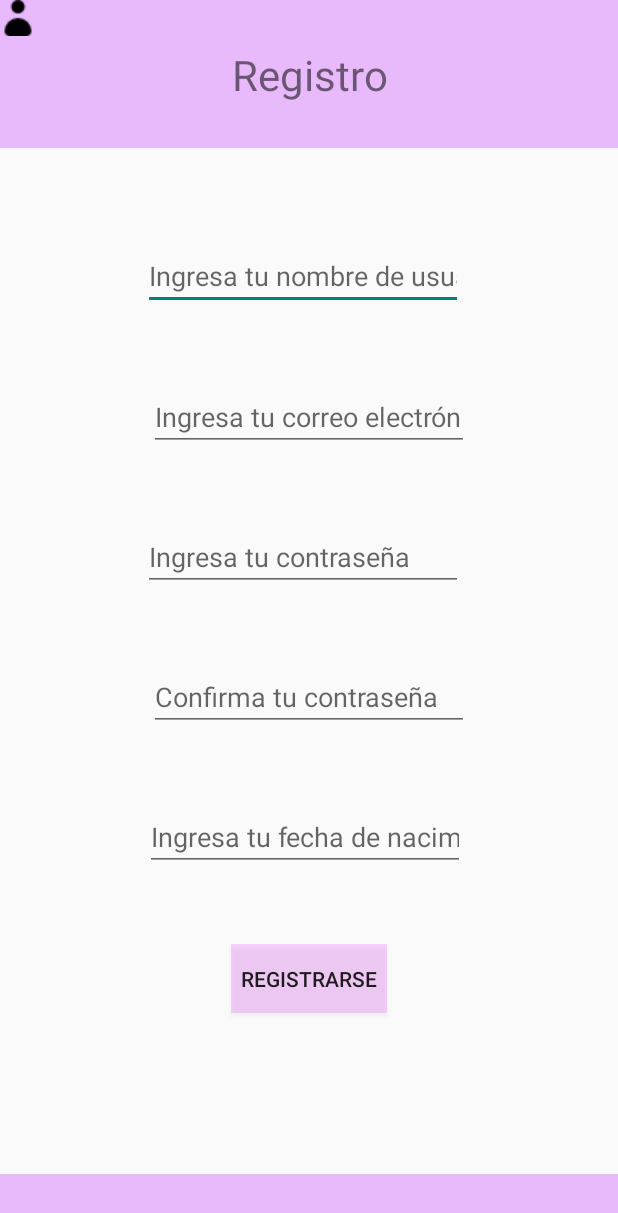
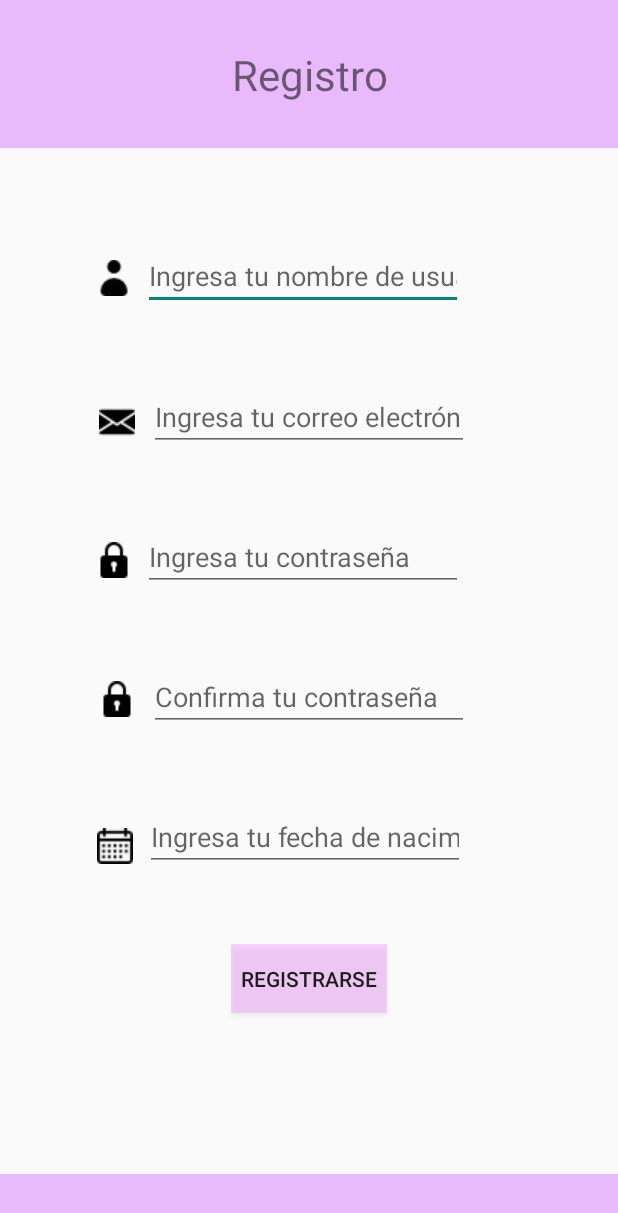
Before and after one commit to fedoTR/DismovProject, an Android app: the Register screen opened directly, with no data from a screen before it, on a phone screen of 412 x 824 dp. Shown: the top 1213 px of the screen. Run offline under Robolectric (Android 15) with nearby library versions, the phone set to English and light mode, and no system bars.

Commit message:
This is the register screen

```diff
--- a/app/src/main/res/layout/activity_register.xml
+++ b/app/src/main/res/layout/activity_register.xml
@@ -25,8 +25,8 @@
             android:layout_width="115dp"
             android:layout_height="38dp"
             android:autoSizeTextType="uniform"
+            android:gravity="center_horizontal"
             android:text="@string/RegisterTitle"
-            android:gravity="center_horizontal"
             app:layout_constraintBottom_toBottomOf="parent"
             app:layout_constraintEnd_toEndOf="parent"
             app:layout_constraintStart_toStartOf="parent"
@@ -61,13 +61,13 @@
         android:layout_marginBottom="22dp"
         android:ems="10"
         android:hint="@string/UsernameRegister"
+        android:importantForAutofill="no"
         android:inputType="textPersonName"
         app:layout_constraintBottom_toTopOf="@+id/emailRegister"
         app:layout_constraintEnd_toEndOf="parent"
         app:layout_constraintHorizontal_bias="1.0"
         app:layout_constraintStart_toStartOf="parent"
-        app:layout_constraintTop_toBottomOf="@+id/constraintLayout"
-        android:importantForAutofill="no" />
+        app:layout_constraintTop_toBottomOf="@+id/constraintLayout" />
 
     <EditText
         android:id="@+id/emailRegister"
@@ -81,13 +81,13 @@
         android:layout_marginBottom="22dp"
         android:ems="10"
         android:hint="@string/EmailRegister"
+        android:importantForAutofill="no"
         android:inputType="textEmailAddress"
         app:layout_constraintBottom_toTopOf="@+id/passwordRegister"
         app:layout_constraintEnd_toEndOf="parent"
         app:layout_constraintHorizontal_bias="0.0"
         app:layout_constraintStart_toStartOf="parent"
-        app:layout_constraintTop_toBottomOf="@+id/usernameRegister"
-        android:importantForAutofill="no" />
+        app:layout_constraintTop_toBottomOf="@+id/usernameRegister" />
 
     <EditText
         android:id="@+id/passwordRegister"
@@ -101,13 +101,13 @@
         android:layout_marginBottom="22dp"
         android:ems="10"
         android:hint="@string/PasswordRegister"
+        android:importantForAutofill="no"
         android:inputType="textPassword"
         app:layout_constraintBottom_toTopOf="@+id/confirmPasswordRegister"
         app:layout_constraintEnd_toEndOf="parent"
         app:layout_constraintHorizontal_bias="1.0"
         app:layout_constraintStart_toStartOf="parent"
-        app:layout_constraintTop_toBottomOf="@+id/emailRegister"
-        android:importantForAutofill="no" />
+        app:layout_constraintTop_toBottomOf="@+id/emailRegister" />
 
     <EditText
         android:id="@+id/confirmPasswordRegister"
@@ -121,13 +121,13 @@
         android:layout_marginBottom="22dp"
         android:ems="10"
         android:hint="@string/PasswordConfirmRegister"
+        android:importantForAutofill="no"
         android:inputType="textPassword"
         app:layout_constraintBottom_toTopOf="@+id/editTextDate"
         app:layout_constraintEnd_toEndOf="parent"
         app:layout_constraintHorizontal_bias="0.0"
         app:layout_constraintStart_toStartOf="parent"
-        app:layout_constraintTop_toBottomOf="@+id/passwordRegister"
-        android:importantForAutofill="no" />
+        app:layout_constraintTop_toBottomOf="@+id/passwordRegister" />
 
     <EditText
         android:id="@+id/editTextDate"
@@ -140,13 +140,13 @@
         android:layout_marginRight="103dp"
         android:layout_marginBottom="191dp"
         android:ems="10"
+        android:hint="@string/HintDate"
+        android:importantForAutofill="no"
         android:inputType="date"
-        android:hint="@string/HintDate"
         app:layout_constraintBottom_toTopOf="@+id/constraintLayout2"
         app:layout_constraintEnd_toEndOf="parent"
         app:layout_constraintStart_toStartOf="parent"
-        app:layout_constraintTop_toBottomOf="@+id/confirmPasswordRegister"
-        android:importantForAutofill="no" />
+        app:layout_constraintTop_toBottomOf="@+id/confirmPasswordRegister" />
 
     <Button
         android:id="@+id/buttonRegister"
@@ -165,8 +165,77 @@
         android:id="@+id/imageView2"
         android:layout_width="wrap_content"
         android:layout_height="wrap_content"
-        app:srcCompat="@drawable/user"
-        tools:layout_editor_absoluteX="66dp"
-        tools:layout_editor_absoluteY="148dp" />
+        android:layout_marginStart="66dp"
+        android:layout_marginLeft="66dp"
+        android:layout_marginTop="62dp"
+        android:layout_marginEnd="9dp"
+        android:layout_marginRight="9dp"
+        android:layout_marginBottom="59dp"
+        app:layout_constraintBottom_toTopOf="@+id/imageView3"
+        app:layout_constraintEnd_toStartOf="@+id/usernameRegister"
+        app:layout_constraintStart_toStartOf="parent"
+        app:layout_constraintTop_toBottomOf="@+id/constraintLayout"
+        app:srcCompat="@drawable/user" />
+
+    <ImageView
+        android:id="@+id/imageView3"
+        android:layout_width="wrap_content"
+        android:layout_height="wrap_content"
+        android:layout_marginStart="66dp"
+        android:layout_marginLeft="66dp"
+        android:layout_marginEnd="9dp"
+        android:layout_marginRight="9dp"
+        android:layout_marginBottom="55dp"
+        app:layout_constraintBottom_toTopOf="@+id/imageView4"
+        app:layout_constraintEnd_toStartOf="@+id/emailRegister"
+        app:layout_constraintHorizontal_bias="0.0"
+        app:layout_constraintStart_toStartOf="parent"
+        app:layout_constraintTop_toBottomOf="@+id/imageView2"
+        app:srcCompat="@drawable/email" />
+
+    <ImageView
+        android:id="@+id/imageView4"
+        android:layout_width="wrap_content"
+        android:layout_height="wrap_content"
+        android:layout_marginStart="66dp"
+        android:layout_marginLeft="66dp"
+        android:layout_marginEnd="9dp"
+        android:layout_marginRight="9dp"
+        android:layout_marginBottom="56dp"
+        app:layout_constraintBottom_toTopOf="@+id/imageView5"
+        app:layout_constraintEnd_toStartOf="@+id/passwordRegister"
+        app:layout_constraintStart_toStartOf="parent"
+        app:layout_constraintTop_toBottomOf="@+id/imageView3"
+        app:srcCompat="@drawable/padlock" />
+
+    <ImageView
+        android:id="@+id/imageView5"
+        android:layout_width="wrap_content"
+        android:layout_height="wrap_content"
+        android:layout_marginStart="66dp"
+        android:layout_marginLeft="66dp"
+        android:layout_marginEnd="9dp"
+        android:layout_marginRight="9dp"
+        android:layout_marginBottom="61dp"
+        app:layout_constraintBottom_toTopOf="@+id/imageView6"
+        app:layout_constraintEnd_toStartOf="@+id/confirmPasswordRegister"
+        app:layout_constraintStart_toStartOf="parent"
+        app:layout_constraintTop_toBottomOf="@+id/imageView4"
+        app:srcCompat="@drawable/padlock" />
+
+    <ImageView
+        android:id="@+id/imageView6"
+        android:layout_width="wrap_content"
+        android:layout_height="wrap_content"
+        android:layout_marginStart="66dp"
+        android:layout_marginLeft="66dp"
+        android:layout_marginEnd="9dp"
+        android:layout_marginRight="9dp"
+        android:layout_marginBottom="194dp"
+        app:layout_constraintBottom_toTopOf="@+id/constraintLayout2"
+        app:layout_constraintEnd_toStartOf="@+id/editTextDate"
+        app:layout_constraintStart_toStartOf="parent"
+        app:layout_constraintTop_toBottomOf="@+id/imageView5"
+        app:srcCompat="@drawable/calendar" />
 
 </androidx.constraintlayout.widget.ConstraintLayout>
```
Also changed, not shown: app/src/main/res/drawable-v24/calendar.png (added), app/src/main/res/drawable-v24/email.png (added), app/src/main/res/drawable-v24/padlock.png (added), app/src/main/res/drawable/calendar.png (added), app/src/main/res/drawable/email.png (added), app/src/main/res/drawable/padlock.png (added).
